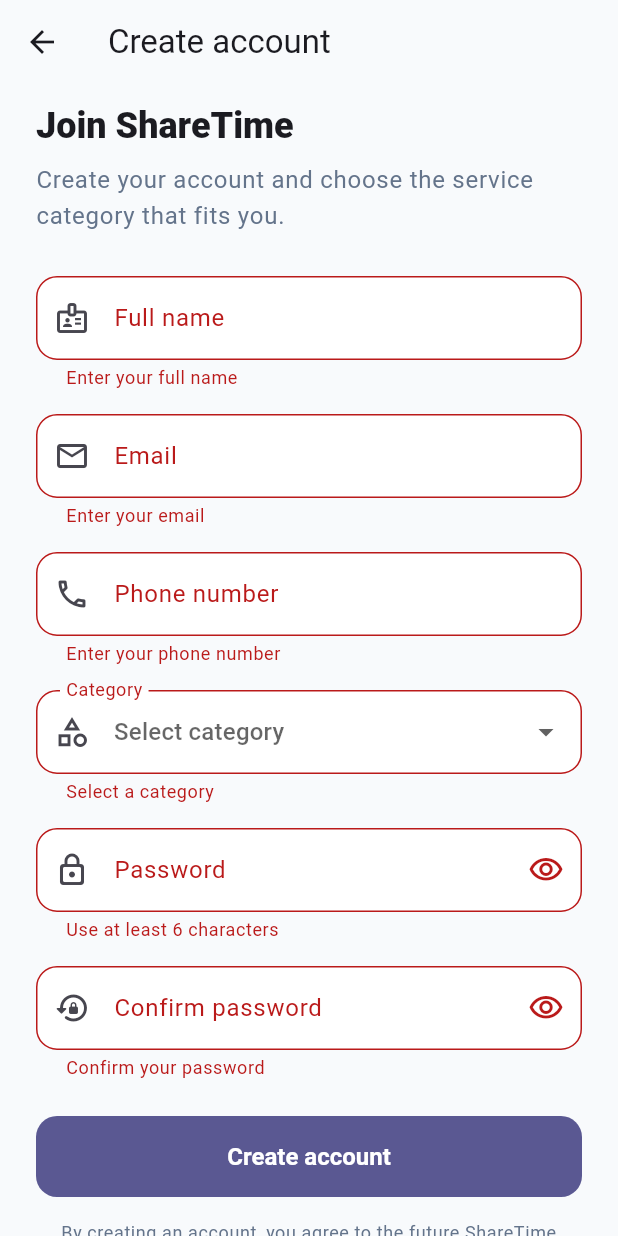
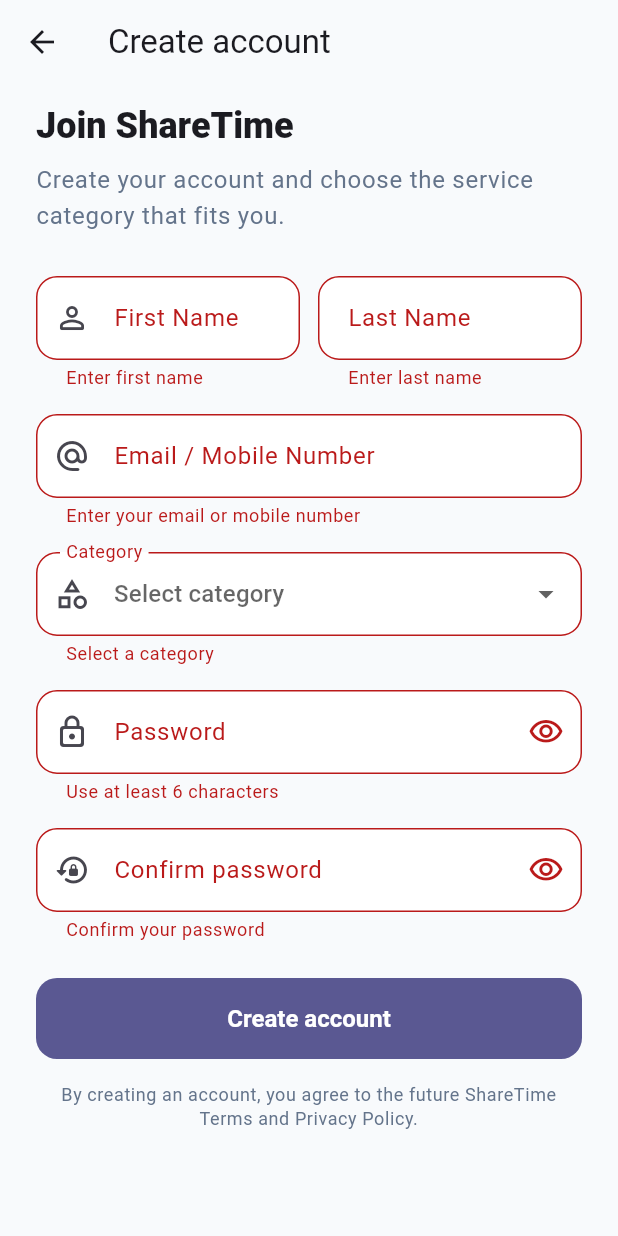
Before and after one commit to azizulkabir/sharetime, a Flutter app: the RegisterScreen screen opened by its route, after a tap on "Create account", on a phone screen of 412 x 824 dp. Run offline on Flutter 3.47's test engine with Material 3 defaults, Android fonts, the phone set to English and light mode, and no system bars; our stand-ins replace cloud_firestore, firebase_auth, firebase_core, firebase_storage, image_picker; missing offline and left inert: flutter_webrtc; accounts and stored records are empty.

Commit message:
Redesign registration for split names and single login identifier

```diff
--- a/lib/features/auth/register_screen.dart
+++ b/lib/features/auth/register_screen.dart
@@ -16,9 +16,9 @@
 
 class _RegisterScreenState extends State<RegisterScreen> {
   final _formKey = GlobalKey<FormState>();
-  final _fullNameController = TextEditingController();
-  final _emailController = TextEditingController();
-  final _phoneController = TextEditingController();
+  final _firstNameController = TextEditingController();
+  final _lastNameController = TextEditingController();
+  final _identifierController = TextEditingController();
   final _passwordController = TextEditingController();
 
   final CategoryRepository _categoryRepository = MockCategoryRepository();
@@ -40,9 +40,9 @@
 
   @override
   void dispose() {
-    _fullNameController.dispose();
-    _emailController.dispose();
-    _phoneController.dispose();
+    _firstNameController.dispose();
+    _lastNameController.dispose();
+    _identifierController.dispose();
     _passwordController.dispose();
     super.dispose();
   }
@@ -87,11 +87,52 @@
     }
   }
 
+  bool _looksLikeEmail(String value) {
+    final trimmed = value.trim();
+    return trimmed.contains('@') && trimmed.contains('.');
+  }
+
+  bool _looksLikePhone(String value) {
+    final digits = value.replaceAll(RegExp(r'[^0-9]'), '');
+    return digits.length >= 8;
+  }
+
+  Future<void> _showMobileRegistrationInfo() async {
+    if (!mounted) return;
+    await showDialog<void>(
+      context: context,
+      builder: (context) => AlertDialog(
+        title: const Text('Mobile registration'),
+        content: const Text(
+          'The registration interface is ready for mobile-number accounts. '
+          'Secure mobile + password registration needs phone verification/SMS '
+          'backend before it can be enabled safely. Email registration is active now.',
+        ),
+        actions: [
+          TextButton(
+            onPressed: () => Navigator.pop(context),
+            child: const Text('OK'),
+          ),
+        ],
+      ),
+    );
+  }
+
   Future<void> _submit() async {
     if (!_formKey.currentState!.validate() || _isSubmitting) return;
 
     final category = _selectedCategory;
     if (category == null) return;
+
+    final identifier = _identifierController.text.trim();
+    final fullName =
+        '${_firstNameController.text.trim()} ${_lastNameController.text.trim()}'
+            .trim();
+
+    if (!_looksLikeEmail(identifier)) {
+      await _showMobileRegistrationInfo();
+      return;
+    }
 
     setState(() {
       _isSubmitting = true;
@@ -99,9 +140,12 @@
 
     try {
       await _authRepository.registerWithEmailAndPassword(
-        fullName: _fullNameController.text,
-        email: _emailController.text,
-        phoneNumber: _phoneController.text,
+        fullName: fullName,
+        firstName: _firstNameController.text,
+        lastName: _lastNameController.text,
+        loginIdentifier: identifier,
+        email: identifier,
+        phoneNumber: '',
         password: _passwordController.text,
         categoryId: category.id,
         categoryName: category.name,
@@ -184,51 +228,59 @@
                           ),
                     ),
                     const SizedBox(height: 28),
-                    TextFormField(
-                      controller: _fullNameController,
+                    Row(
+                      children: [
+                        Expanded(
+                          child: TextFormField(
+                            controller: _firstNameController,
                             textCapitalization: TextCapitalization.words,
                             decoration: const InputDecoration(
-                        labelText: 'Full name',
-                        prefixIcon: Icon(Icons.badge_outlined),
+                              labelText: 'First Name',
+                              prefixIcon: Icon(Icons.person_outline_rounded),
                             ),
                             validator: (value) {
                               if (value == null || value.trim().isEmpty) {
-                          return 'Enter your full name';
+                                return 'Enter first name';
                               }
                               return null;
                             },
                           ),
-                    const SizedBox(height: 16),
-                    TextFormField(
-                      controller: _emailController,
-                      keyboardType: TextInputType.emailAddress,
-                      autofillHints: const [AutofillHints.email],
+                        ),
+                        const SizedBox(width: 12),
+                        Expanded(
+                          child: TextFormField(
+                            controller: _lastNameController,
+                            textCapitalization: TextCapitalization.words,
                             decoration: const InputDecoration(
-                        labelText: 'Email',
-                        prefixIcon: Icon(Icons.email_outlined),
+                              labelText: 'Last Name',
                             ),
                             validator: (value) {
-                        final email = value?.trim() ?? '';
-                        if (email.isEmpty) {
-                          return 'Enter your email';
-                        }
-                        if (!email.contains('@') || !email.contains('.')) {
-                          return 'Enter a valid email address';
+                              if (value == null || value.trim().isEmpty) {
+                                return 'Enter last name';
                               }
                               return null;
                             },
                           ),
+                        ),
+                      ],
+                    ),
                     const SizedBox(height: 16),
                     TextFormField(
-                      controller: _phoneController,
-                      keyboardType: TextInputType.phone,
+                      controller: _identifierController,
+                      keyboardType: TextInputType.emailAddress,
+                      autofillHints: const [AutofillHints.username],
                       decoration: const InputDecoration(
-                        labelText: 'Phone number',
-                        prefixIcon: Icon(Icons.phone_outlined),
+                        labelText: 'Email / Mobile Number',
+                        prefixIcon: Icon(Icons.alternate_email_rounded),
                       ),
                       validator: (value) {
-                        if (value == null || value.trim().isEmpty) {
-                          return 'Enter your phone number';
+                        final identifier = value?.trim() ?? '';
+                        if (identifier.isEmpty) {
+                          return 'Enter your email or mobile number';
+                        }
+                        if (!_looksLikeEmail(identifier) &&
+                            !_looksLikePhone(identifier)) {
+                          return 'Enter a valid email or mobile number';
                         }
                         return null;
                       },
```
Lines whose indentation alone changed are shown as unchanged.
